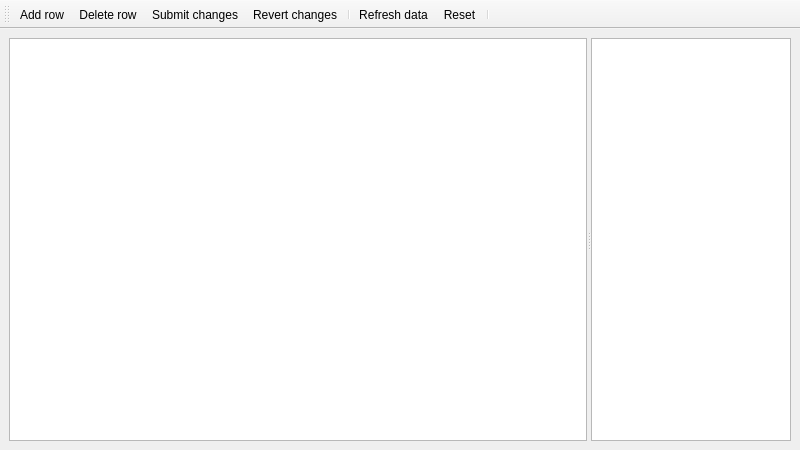
First picture: the form in tablebrowserwindow.ui, repository CuriousCrow/polymorph-sql, before the edit.
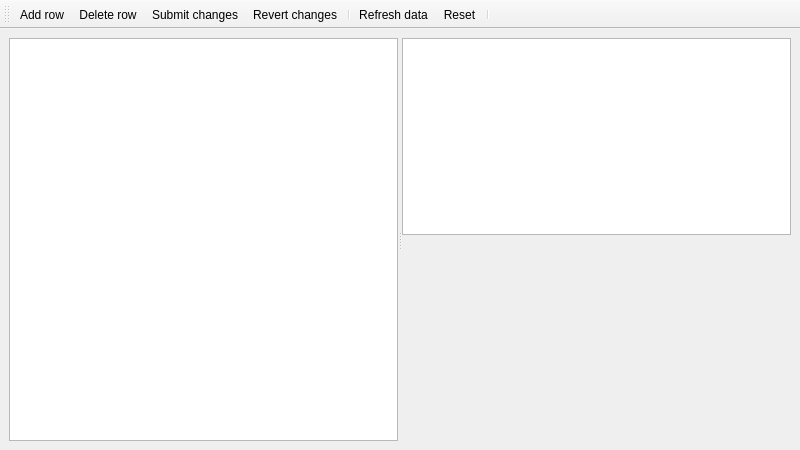
Second picture: the form after the edit. Icons and pictures are not drawn. Custom widgets are drawn as their Qt base class.

Commit message: (#55) Test implementation of Blob viewer.

```diff
--- a/tablebrowserwindow.ui
+++ b/tablebrowserwindow.ui
@@ -14,7 +14,7 @@
    <string>MainWindow</string>
   </property>
   <widget class="QWidget" name="centralwidget">
-   <layout class="QVBoxLayout" name="verticalLayout">
+   <layout class="QVBoxLayout" name="verticalLayout_2">
     <item>
      <widget class="QSplitter" name="splitter">
       <property name="orientation">
@@ -28,13 +28,32 @@
         <bool>true</bool>
        </property>
       </widget>
+      <widget class="QWidget" name="layoutWidget">
+       <layout class="QVBoxLayout" name="verticalLayout">
+        <item>
       <widget class="QListView" name="lvFilters">
        <property name="maximumSize">
         <size>
-         <width>200</width>
-         <height>16777215</height>
-        </size>
-       </property>
+            <width>16777214</width>
+            <height>16777214</height>
+           </size>
+          </property>
+         </widget>
+        </item>
+        <item>
+         <widget class="ItemViewer" name="itemViewer">
+          <property name="minimumSize">
+           <size>
+            <width>0</width>
+            <height>200</height>
+           </size>
+          </property>
+          <property name="currentIndex">
+           <number>-1</number>
+          </property>
+         </widget>
+        </item>
+       </layout>
       </widget>
      </widget>
     </item>
@@ -162,6 +181,14 @@
    </property>
   </action>
  </widget>
+ <customwidgets>
+  <customwidget>
+   <class>ItemViewer</class>
+   <extends>QStackedWidget</extends>
+   <header>itemviewer.h</header>
+   <container>1</container>
+  </customwidget>
+ </customwidgets>
  <resources>
   <include location="icons.qrc"/>
  </resources>
```
Left out of the diff: 5 changed lines with no effect on the pictures. Lines whose indentation alone changed are shown as unchanged. The commit also changes 14 other files.
